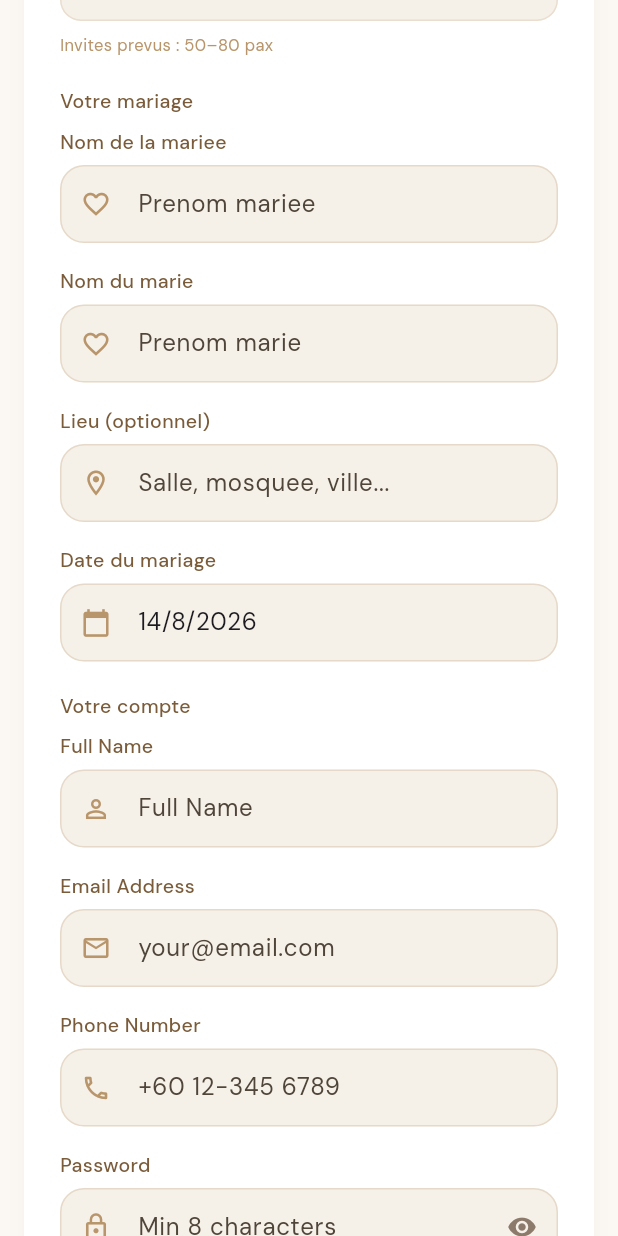
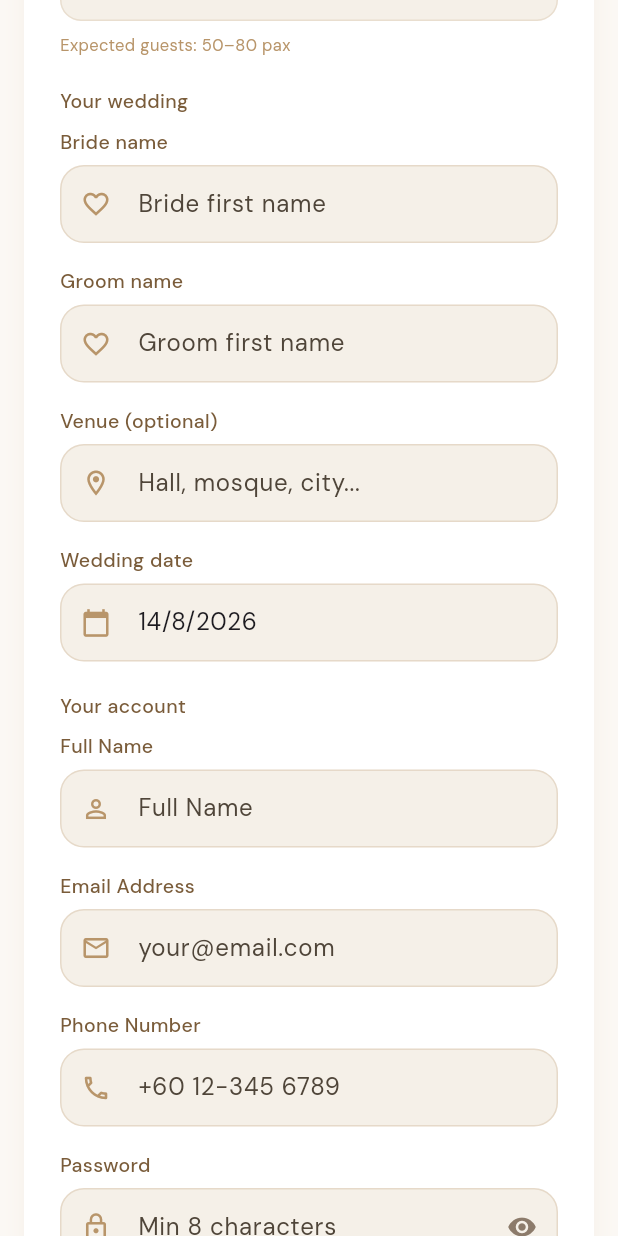
Before and after one commit to moinaalia/nikah-planner, a Flutter app: the RegisterScreen screen opened by its route, scrolled down 576 dp, on a phone screen of 412 x 824 dp. Run offline on Flutter 3.47's test engine with Material 3 defaults, Android fonts, the phone set to English and light mode, and no system bars; our stand-ins replace cached_network_image, cloud_firestore, firebase_auth, firebase_core, fl_chart, flutter_riverpod and 3 more; accounts and stored records are empty.

```diff
--- a/nikah_planner/lib/features/auth/login_screen.dart
+++ b/nikah_planner/lib/features/auth/login_screen.dart
@@ -109,7 +109,7 @@ class _LoginScreenState extends State<LoginScreen> {
                             borderRadius: BorderRadius.circular(12),
                           ),
                           child: const Text(
-                            'Mode local — creez un compte pour votre espace prive. Chaque email = un mariage separe.',
+                            'Local mode — create an account for your private workspace. Each email = a separate wedding.',
                             style: TextStyle(color: AppColors.success, fontSize: 12),
                             textAlign: TextAlign.center,
                           ),
--- a/nikah_planner/lib/features/auth/register_screen.dart
+++ b/nikah_planner/lib/features/auth/register_screen.dart
@@ -122,7 +122,7 @@ class _RegisterScreenState extends State<RegisterScreen> {
                     const SizedBox(height: 4),
                     Text('Begin your wedding journey today', style: dmSans(context, size: 14, color: AppColors.textMuted)),
                     const SizedBox(height: 4),
-                    Text('Chaque pays a ses propres etapes de mariage', style: dmSans(context, size: 12, color: AppColors.primary)),
+                    Text('Each country has its own wedding traditions', style: dmSans(context, size: 12, color: AppColors.primary)),
                   ],
                 ),
               ),
@@ -155,7 +155,7 @@ class _RegisterScreenState extends State<RegisterScreen> {
                         ],
                       ),
                       const SizedBox(height: 20),
-                      Text('Pays & coutumes', style: dmSans(context, size: 13, color: AppColors.textBrown, weight: FontWeight.w500)),
+                      Text('Country & traditions', style: dmSans(context, size: 13, color: AppColors.textBrown, weight: FontWeight.w500)),
                       const SizedBox(height: 8),
                       Container(
                         padding: const EdgeInsets.symmetric(horizontal: 12),
@@ -182,7 +182,7 @@ class _RegisterScreenState extends State<RegisterScreen> {
                         ),
                       ),
                       const SizedBox(height: 12),
-                      Text('Type de mariage', style: dmSans(context, size: 12, color: AppColors.textMuted)),
+                      Text('Wedding type', style: dmSans(context, size: 12, color: AppColors.textMuted)),
                       const SizedBox(height: 8),
                       Wrap(
                         spacing: 8,
@@ -227,31 +227,31 @@ class _RegisterScreenState extends State<RegisterScreen> {
                       ),
                       const SizedBox(height: 8),
                       Text(
-                        'Invites prevus : ${_selectedType.guestLimit}',
+                        'Expected guests: ${_selectedType.guestLimit}',
                         style: dmSans(context, size: 11, color: AppColors.primary),
                       ),
                       const SizedBox(height: 20),
-                      Text('Votre mariage', style: dmSans(context, size: 13, color: AppColors.textBrown, weight: FontWeight.w500)),
+                      Text('Your wedding', style: dmSans(context, size: 13, color: AppColors.textBrown, weight: FontWeight.w500)),
                       const SizedBox(height: 8),
-                      WeddingInputField(label: 'Nom de la mariee', controller: _brideName, icon: Icons.favorite_outline, hint: 'Prenom mariee'),
+                      WeddingInputField(label: 'Bride name', controller: _brideName, icon: Icons.favorite_outline, hint: 'Bride first name'),
                       const SizedBox(height: 16),
-                      WeddingInputField(label: 'Nom du marie', controller: _groomName, icon: Icons.favorite_outline, hint: 'Prenom marie'),
+                      WeddingInputField(label: 'Groom name', controller: _groomName, icon: Icons.favorite_outline, hint: 'Groom first name'),
                       const SizedBox(height: 16),
-                      WeddingInputField(label: 'Lieu (optionnel)', controller: _venue, icon: Icons.location_on_outlined, hint: 'Salle, mosquee, ville...'),
+                      WeddingInputField(label: 'Venue (optional)', controller: _venue, icon: Icons.location_on_outlined, hint: 'Hall, mosque, city...'),
                       const SizedBox(height: 16),
                       GestureDetector(
                         onTap: _pickDate,
                         child: AbsorbPointer(
                           child: WeddingInputField(
-                            label: 'Date du mariage',
+                            label: 'Wedding date',
                             controller: TextEditingController(text: _weddingDateText),
                             icon: Icons.calendar_today,
-                            hint: 'Choisir une date',
+                            hint: 'Pick a date',
                           ),
                         ),
                       ),
                       const SizedBox(height: 20),
-                      Text('Votre compte', style: dmSans(context, size: 13, color: AppColors.textBrown, weight: FontWeight.w500)),
+                      Text('Your account', style: dmSans(context, size: 13, color: AppColors.textBrown, weight: FontWeight.w500)),
                       const SizedBox(height: 8),
                       WeddingInputField(label: 'Full Name', controller: _name, icon: Icons.person_outline, hint: 'Full Name'),
                       const SizedBox(height: 16),
--- a/nikah_planner/lib/services/wedding_data_factory.dart
+++ b/nikah_planner/lib/services/wedding_data_factory.dart
@@ -20,7 +20,7 @@ class WeddingDataFactory {
   }) {
     final id = 'wed_${DateTime.now().millisecondsSinceEpoch}';
     final dateLabel = WeddingTraditionsCatalog.formatDate(weddingDate);
-    final v = venue ?? 'Lieu a confirmer';
+    final v = venue ?? 'Venue to be confirmed';
 
     final country = WeddingTraditionsCatalog.countryByCode(countryCode);
     final type = WeddingTraditionsCatalog.typeFor(countryCode, weddingTypeId);
@@ -67,8 +67,8 @@ class WeddingDataFactory {
         AppNotification(
           id: 1,
           type: 'welcome',
-          title: 'Bienvenue sur Nikah Planner!',
-          body: 'Votre planning $countryName ($typeName) est pret. Suivez chaque etape de votre mariage.',
+          title: 'Welcome to Nikah Planner!',
+          body: 'Your $countryName ($typeName) planning is ready. Follow every step of your wedding.',
           time: 'Maintenant',
           read: false,
         ),
```
Also changed, not shown: 2 other files.
